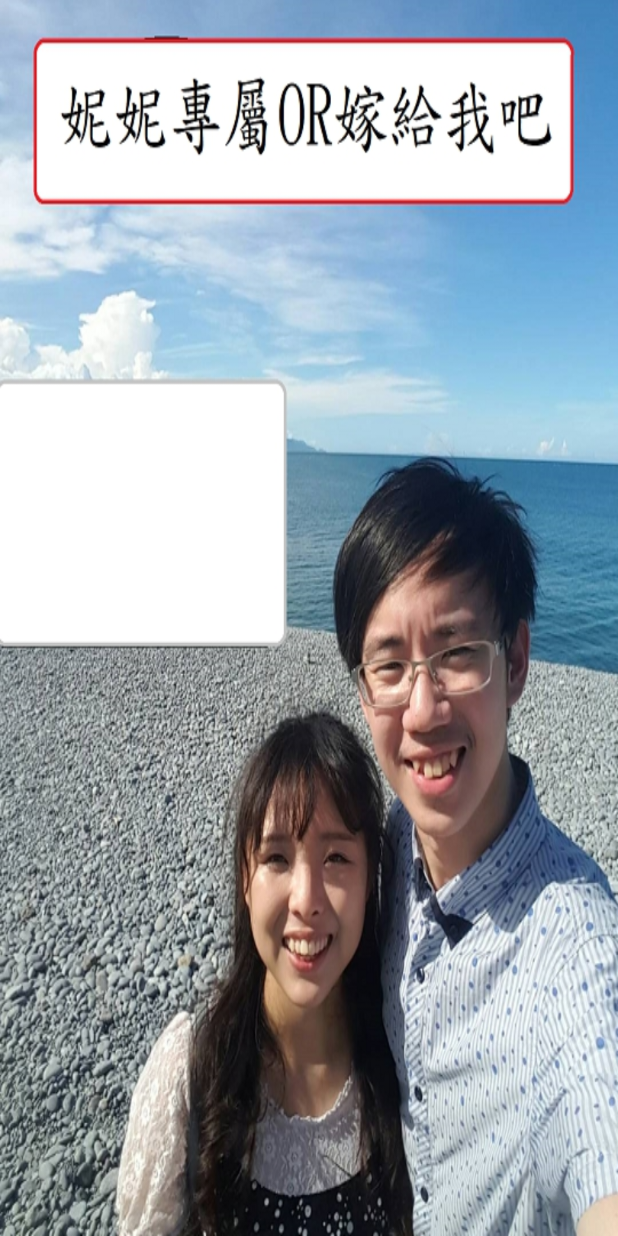
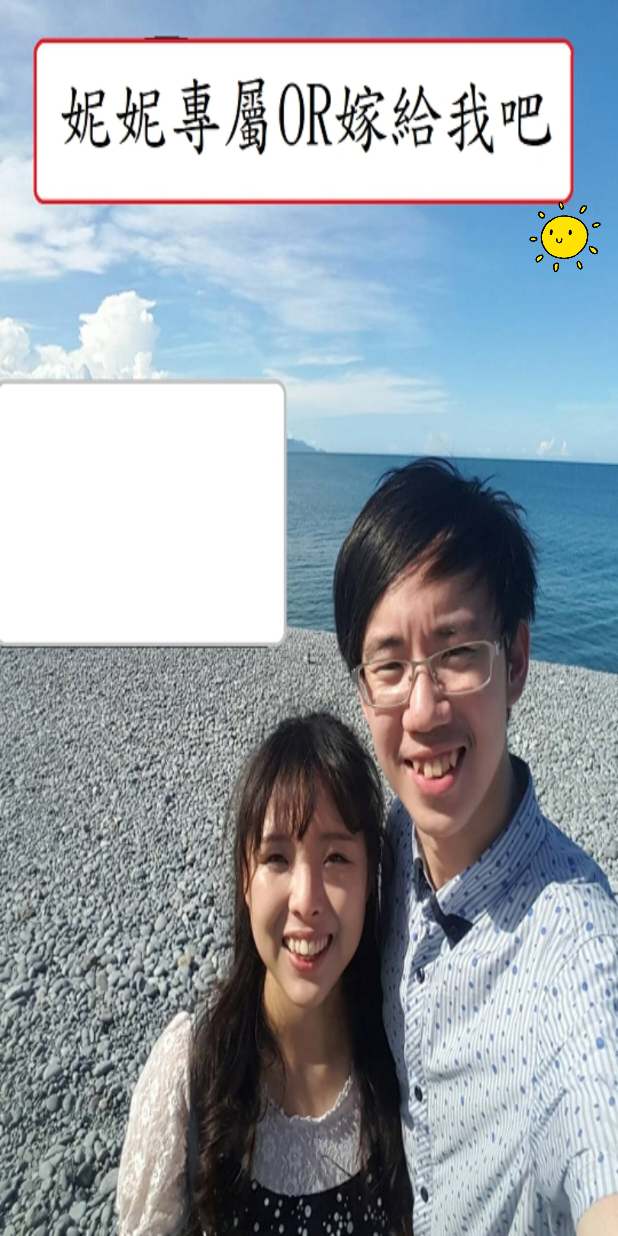
Before and after one commit to lchuang8211/nickWedding, an Android app: the screen it shows after launch (MerryMeActivity), after a tap on an icon or button, on a phone screen of 412 x 824 dp. Run offline under Robolectric (Android 15) with nearby library versions, the phone set to English and light mode, and no system bars; our stand-ins replace Timber, data binding.

Commit message:
新增 懸浮框系列

```diff
--- a/app/src/main/java/com/nick/wedding/LoadingActivity.kt
+++ b/app/src/main/java/com/nick/wedding/LoadingActivity.kt
@@ -6,8 +6,6 @@ import androidx.databinding.DataBindingUtil
 import com.nick.wedding.base.BaseActivity
 import com.nick.wedding.base.BaseViewModel
 import com.nick.wedding.databinding.ActivityLoadingBinding
-import com.nick.wedding.databinding.ActivityLoginBinding
-import com.nick.wedding.databinding.ActivityMerryMeBinding
 
 class LoadingActivity : BaseActivity() {
 
@@ -15,14 +13,10 @@ class LoadingActivity : BaseActivity() {
 
     override lateinit var binding: ActivityLoadingBinding
 
-
     override fun onCreate(savedInstanceState: Bundle?) {
         Thread.sleep(2000)
-
         super.onCreate(savedInstanceState)
-
-        binding = DataBindingUtil.setContentView(this, R.layout.activity_loading)
-        binding.lifecycleOwner = this
+        setContentView(R.layout.activity_loading)
 
         startActivity(Intent(this, LoginActivity::class.java))
     }
--- a/app/src/main/java/com/nick/wedding/MerryMeActivity.kt
+++ b/app/src/main/java/com/nick/wedding/MerryMeActivity.kt
@@ -1,7 +1,17 @@
 package com.nick.wedding
 
 import android.animation.ObjectAnimator
+import android.annotation.SuppressLint
+import android.graphics.Rect
 import android.os.Bundle
+import android.view.Gravity
+import android.view.LayoutInflater
+import android.view.View
+import android.view.Window
+import android.widget.PopupWindow
+import androidx.annotation.ContentView
+import androidx.constraintlayout.widget.ConstraintLayout
+import androidx.constraintlayout.widget.Constraints
 import androidx.databinding.DataBindingUtil
 import androidx.recyclerview.widget.LinearLayoutManager
 import androidx.recyclerview.widget.RecyclerView
@@ -9,6 +19,8 @@ import com.example.demovm.support.textBanner.SpeedyLinearLayoutManager
 import com.nick.wedding.base.BaseActivity
 import com.nick.wedding.base.BaseViewModel
 import com.nick.wedding.databinding.ActivityMerryMeBinding
+import com.nick.wedding.databinding.LayoutPopupwindowBinding
+import timber.log.Timber
 
 class MerryMeActivity : BaseActivity() {
 
@@ -16,6 +28,8 @@ class MerryMeActivity : BaseActivity() {
 
     override lateinit var binding: ActivityMerryMeBinding
 
+    lateinit var popupWindowBinding: LayoutPopupwindowBinding
+    lateinit var popupWindow: PopupWindow
 
     override fun onCreate(savedInstanceState: Bundle?) {
         super.onCreate(savedInstanceState)
@@ -23,60 +37,95 @@ class MerryMeActivity : BaseActivity() {
         binding = DataBindingUtil.setContentView(this, R.layout.activity_merry_me)
         binding.lifecycleOwner = this
 
-//        binding.rvBanner.postOnAnimation {
-//            ObjectAnimator.ofFloat(
-//                binding.rvBanner,
-//                "translationY",
-//                *floatArrayOf(binding.rvBanner.height.toFloat(), 0f)
-//            ).apply {
-//                //動畫時間長度
-//                duration = 2000
-//                //開始執行動畫
-//                start()
-//            }
-//        }
-
-
-        binding.rvBanner.adapter = AutoText().apply { this.submit(
-            arrayListOf( "","","","","","","","",
-                "漢皇重色思傾國，","御宇多年求不得。","楊家有女初長成，","養在深閨人未識。" ,
-                    "天生麗質難自棄，","一朝選在君王側。","回眸一笑百媚生，","六宮粉黛無顏色。" ,
-                    "春寒賜浴華清池，","溫泉水滑洗凝脂。","侍兒扶起嬌無力，","始是新承恩澤時。" ,
-                    "雲鬢花顏金步搖，","芙蓉帳暖度春宵。","春宵苦短日高起，","從此君王不早朝。" ,
-                    "承歡侍宴無閒暇，","春從春遊夜專夜。","後宮佳麗三千人，","三千寵愛在一身。" ,
-                    "金屋妝成嬌侍夜，","玉樓宴罷醉和春。","姊妹弟兄皆列土，","可憐光彩生門戶。" ,
-                    "遂令天下父母心，","不重生男重生女。","驪宮高處入青雲，","仙樂風飄處處聞。" ,
-                    "緩歌慢舞凝絲竹，","盡日君王看不足。","漁陽鼙鼓動地來，","驚破霓裳羽衣曲。" ,
-                    " " ,
-                    "九重城闕煙塵生，","千乘萬騎西南行。","翠華搖搖行復止，","西出都門百餘里。" ,
-                    "六軍不發無奈何，","宛轉蛾眉馬前死。","花鈿委地無人收，","翠翹金雀玉搔頭。" ,
-                    "君王掩面救不得，","回看血淚相和流。","黃埃散漫風蕭索，","雲棧縈紆登劍閣。" ,
-                    "峨嵋山下少人行，","旌旗無光日色薄。","蜀江水碧蜀山青，","聖主朝朝暮暮情。" ,
-                    "行宮見月傷心色，","夜雨聞鈴腸斷聲。" ,
-                    " " ,
-                    "天旋地轉迴龍馭，","到此躊躇不能去。","馬嵬坡下泥土中，","不見玉顏空死處。" ,
-                    "君臣相顧盡霑衣，","東望都門信馬歸。","歸來池苑皆依舊，","太液芙蓉未央柳。" ,
-                    "芙蓉如面柳如眉，","對此如何不淚垂。","春風桃李花開日，","秋雨梧桐葉落時。" ,
-                    "西宮南內多秋草，","落葉滿階紅不掃。","梨園弟子白髮新，","椒房阿監青娥老。" ,
-                    "夕殿螢飛思悄然，","孤燈挑盡未成眠。","遲遲鐘鼓初長夜，","耿耿星河欲曙天。" ,
-                    "鴛鴦瓦冷霜華重，","翡翠衾寒誰與共。","悠悠生死別經年，","魂魄不曾來入夢。" ,
-                    " " ,
-                    "臨邛道士鴻都客，","能以精誠致魂魄。","為感君王輾轉思，","遂教方士殷勤覓。" ,
-                    "排空馭氣奔如電，","昇天入地求之遍。","上窮碧落下黃泉，","兩處茫茫皆不見。" ,
-                    "忽聞海上有仙山，","山在虛無縹緲間。","樓閣玲瓏五雲起，","其中綽約多仙子。" ,
-                    "中有一人字太真，","雪膚花貌參差是。","金闕西廂叩玉扃，","轉教小玉報雙成。" ,
-                    "聞道漢家天子使，","九華帳裏夢魂驚。","攬衣推枕起徘徊，","珠箔銀屏迤邐開。" ,
-                    "雲髻半偏新睡覺，","花冠不整下堂來。","風吹仙袂飄颻舉，","猶似霓裳羽衣舞。" ,
-                    "玉容寂寞淚闌干，","梨花一枝春帶雨。","含情凝睇謝君王，","一別音容兩渺茫。" ,
-                    "昭陽殿裏恩愛絕，","蓬萊宮中日月長。","回頭下望人寰處，","不見長安見塵霧。" ,
-                    "唯將舊物表深情，","鈿合金釵寄將去。","釵留一股合一扇，","釵擘黃金合分鈿。" ,
-                    "但教心似金鈿堅，","天上人間會相見。","臨別殷勤重寄詞，","詞中有誓兩心知。" ,
-                    "七月七日長生殿，","夜半無人私語時。","在天願作比翼鳥，","在地願為連理枝。" ,
-                    "天長地久有時盡，","此恨綿綿無絕期。")
+        binding.rvBanner.adapter = AutoText().apply {
+            this.submit(
+                arrayListOf(
+                    "", "", "", "", "", "", "", "",
+                    "漢皇重色思傾國，", "御宇多年求不得。", "楊家有女初長成，", "養在深閨人未識。",
+                    "天生麗質難自棄，", "一朝選在君王側。", "回眸一笑百媚生，", "六宮粉黛無顏色。",
+                    "春寒賜浴華清池，", "溫泉水滑洗凝脂。", "侍兒扶起嬌無力，", "始是新承恩澤時。",
+                    "雲鬢花顏金步搖，", "芙蓉帳暖度春宵。", "春宵苦短日高起，", "從此君王不早朝。",
+                    "承歡侍宴無閒暇，", "春從春遊夜專夜。", "後宮佳麗三千人，", "三千寵愛在一身。",
+                    "金屋妝成嬌侍夜，", "玉樓宴罷醉和春。", "姊妹弟兄皆列土，", "可憐光彩生門戶。",
+                    "遂令天下父母心，", "不重生男重生女。", "驪宮高處入青雲，", "仙樂風飄處處聞。",
+                    "緩歌慢舞凝絲竹，", "盡日君王看不足。", "漁陽鼙鼓動地來，", "驚破霓裳羽衣曲。",
+                    " ",
+                    "九重城闕煙塵生，", "千乘萬騎西南行。", "翠華搖搖行復止，", "西出都門百餘里。",
+                    "六軍不發無奈何，", "宛轉蛾眉馬前死。", "花鈿委地無人收，", "翠翹金雀玉搔頭。",
+                    "君王掩面救不得，", "回看血淚相和流。", "黃埃散漫風蕭索，", "雲棧縈紆登劍閣。",
+                    "峨嵋山下少人行，", "旌旗無光日色薄。", "蜀江水碧蜀山青，", "聖主朝朝暮暮情。",
+                    "行宮見月傷心色，", "夜雨聞鈴腸斷聲。",
+                    " ",
+                    "天旋地轉迴龍馭，", "到此躊躇不能去。", "馬嵬坡下泥土中，", "不見玉顏空死處。",
+                    "君臣相顧盡霑衣，", "東望都門信馬歸。", "歸來池苑皆依舊，", "太液芙蓉未央柳。",
+                    "芙蓉如面柳如眉，", "對此如何不淚垂。", "春風桃李花開日，", "秋雨梧桐葉落時。",
+                    "西宮南內多秋草，", "落葉滿階紅不掃。", "梨園弟子白髮新，", "椒房阿監青娥老。",
+                    "夕殿螢飛思悄然，", "孤燈挑盡未成眠。", "遲遲鐘鼓初長夜，", "耿耿星河欲曙天。",
+                    "鴛鴦瓦冷霜華重，", "翡翠衾寒誰與共。", "悠悠生死別經年，", "魂魄不曾來入夢。",
+                    " ",
+                    "臨邛道士鴻都客，", "能以精誠致魂魄。", "為感君王輾轉思，", "遂教方士殷勤覓。",
+                    "排空馭氣奔如電，", "昇天入地求之遍。", "上窮碧落下黃泉，", "兩處茫茫皆不見。",
+                    "忽聞海上有仙山，", "山在虛無縹緲間。", "樓閣玲瓏五雲起，", "其中綽約多仙子。",
+                    "中有一人字太真，", "雪膚花貌參差是。", "金闕西廂叩玉扃，", "轉教小玉報雙成。",
+                    "聞道漢家天子使，", "九華帳裏夢魂驚。", "攬衣推枕起徘徊，", "珠箔銀屏迤邐開。",
+                    "雲髻半偏新睡覺，", "花冠不整下堂來。", "風吹仙袂飄颻舉，", "猶似霓裳羽衣舞。",
+                    "玉容寂寞淚闌干，", "梨花一枝春帶雨。", "含情凝睇謝君王，", "一別音容兩渺茫。",
+                    "昭陽殿裏恩愛絕，", "蓬萊宮中日月長。", "回頭下望人寰處，", "不見長安見塵霧。",
+                    "唯將舊物表深情，", "鈿合金釵寄將去。", "釵留一股合一扇，", "釵擘黃金合分鈿。",
+                    "但教心似金鈿堅，", "天上人間會相見。", "臨別殷勤重寄詞，", "詞中有誓兩心知。",
+                    "七月七日長生殿，", "夜半無人私語時。", "在天願作比翼鳥，", "在地願為連理枝。",
+                    "天長地久有時盡，", "此恨綿綿無絕期。"
+                )
             )
         }
+
         binding.rvBanner.layoutManager = LinearLayoutManager(this, RecyclerView.VERTICAL, false)
         binding.rvBanner.start(0)
 
+        initComponent()
+        initClick()
+    }
+
+    private fun initComponent() {
+        popupWindowBinding =
+            LayoutPopupwindowBinding.inflate(LayoutInflater.from(this), null, false)
+        popupWindow = PopupWindow(
+            popupWindowBinding.root,
+            Constraints.LayoutParams.WRAP_CONTENT,
+            Constraints.LayoutParams.WRAP_CONTENT,
+            true
+        )
+//        popupWindow.animationStyle = R.style.PopupWindowAnimation
+        popupWindow.isOutsideTouchable = true
+    }
+
+
+    private fun initClick() {
+
+        binding.ivSun.setOnClickListener {
+            val rect = Rect()
+            val window = window
+            window.decorView.getWindowVisibleDisplayFrame(rect)
+            val statusBarHeight = rect.top
+            val contentViewTop = window.findViewById<View>(Window.ID_ANDROID_CONTENT).getTop()
+            var location = IntArray(2)
+            binding.ivSun.getLocationOnScreen(location)
+            popupWindow.showAtLocation(
+                binding.clBackground,
+                Gravity.TOP,
+                0,
+                location[1]-statusBarHeight
+            )
+            Timber.tag("hlcDebug").d(" location[1]: ${location[1]}")
+            Timber.tag("hlcDebug").d(" statusBarHeight: $statusBarHeight")
+            Timber.tag("hlcDebug").d(" contentViewTop: $contentViewTop")
+
+
+
+        }
+    }
+
+    override fun onDestroy() {
+        super.onDestroy()
     }
 }
--- a/app/src/main/res/drawable/layout_kkcouple.xml
+++ b/app/src/main/res/drawable/layout_kkcouple.xml
@@ -1,8 +1,17 @@
 <?xml version="1.0" encoding="utf-8"?>
-<layer-list xmlns:android="http://schemas.android.com/apk/res/android">
+<layer-list xmlns:android="http://schemas.android.com/apk/res/android" >
+    <item>
+        <shape>
+            <solid android:color="#000000"/>
+        </shape>
+
+    </item>
     <item>
         <bitmap
+            android:antialias="true"
+            android:dither="true"
+            android:filter="true"
             android:gravity="center"
-            android:src="@drawable/hsu" />
+            android:src="@drawable/hsu"/>
     </item>
 </layer-list>
--- a/app/src/main/res/layout/activity_merry_me.xml
+++ b/app/src/main/res/layout/activity_merry_me.xml
@@ -3,6 +3,7 @@
     xmlns:app="http://schemas.android.com/apk/res-auto">
 
     <androidx.constraintlayout.widget.ConstraintLayout
+        android:id="@+id/clBackground"
         android:layout_width="match_parent"
         android:layout_height="match_parent">
 
@@ -24,6 +25,16 @@
             app:layout_constraintStart_toStartOf="parent"
             app:layout_constraintTop_toTopOf="parent" />
 
+        <ImageView
+            android:id="@+id/ivSun"
+            android:layout_width="60dp"
+            android:layout_height="60dp"
+            android:layout_marginTop="128dp"
+            android:layout_marginEnd="5dp"
+            android:src="@drawable/sun"
+            app:layout_constraintEnd_toEndOf="parent"
+            app:layout_constraintTop_toTopOf="parent" />
+
     </androidx.constraintlayout.widget.ConstraintLayout>
 
 </layout>
--- /dev/null
+++ b/app/src/main/res/layout/layout_popupwindow.xml
@@ -0,0 +1,20 @@
+<?xml version="1.0" encoding="utf-8"?>
+<layout xmlns:android="http://schemas.android.com/apk/res/android"
+    xmlns:app="http://schemas.android.com/apk/res-auto">
+
+    <androidx.constraintlayout.widget.ConstraintLayout
+        android:layout_width="wrap_content"
+        android:layout_height="wrap_content">
+
+        <View
+            android:background="#30000000"
+            android:layout_width="280dp"
+            android:layout_height="400dp"
+            app:layout_constraintStart_toStartOf="parent"
+            app:layout_constraintEnd_toEndOf="parent"
+            app:layout_constraintTop_toTopOf="parent"
+            app:layout_constraintBottom_toBottomOf="parent"/>
+
+    </androidx.constraintlayout.widget.ConstraintLayout>
+
+</layout>
--- a/app/src/main/res/values/styles.xml
+++ b/app/src/main/res/values/styles.xml
@@ -2,16 +2,15 @@
 <resources>
 
     <style name="LaunchAndFullScreen" parent="Theme.AppCompat.Light.NoActionBar">
-        <item name="android:windowIsTranslucent">true</item>
-        <item name="android:windowDisablePreview">true</item>
+<!--        <item name="android:windowIsTranslucent">false</item>-->
+<!--        <item name="android:windowDisablePreview">false</item>-->
+<!--        <item name="android:windowContentOverlay">@null</item>-->
         <item name="android:windowBackground">@drawable/layout_kkcouple</item>
         <item name="android:windowNoTitle">true</item>
-        <item name="android:windowContentOverlay">@null</item>
         <item name="android:windowFullscreen">true</item>
     </style>
 
     <style name="FullScreen" parent="Theme.AppCompat.Light.NoActionBar">
-
         <item name="android:windowNoTitle">true</item>
         <item name="android:windowFullscreen">true</item>
     </style>
@@ -22,4 +21,9 @@
         <item name="android:windowFullscreen">true</item>
     </style>
 
+    <style name="PopupWindowAnimation">
+        <item name="android:windowEnterAnimation">@anim/popup_show</item>
+        <item name="android:windowExitAnimation">@anim/popup_close</item>
+    </style>
+
 </resources>
```
Also changed, not shown: app/src/main/res/anim/popup_close.xml (added, +24 -0 lines), app/src/main/res/anim/popup_show.xml (added, +27 -0 lines), app/src/main/res/drawable-v24/sun.webp (added).
